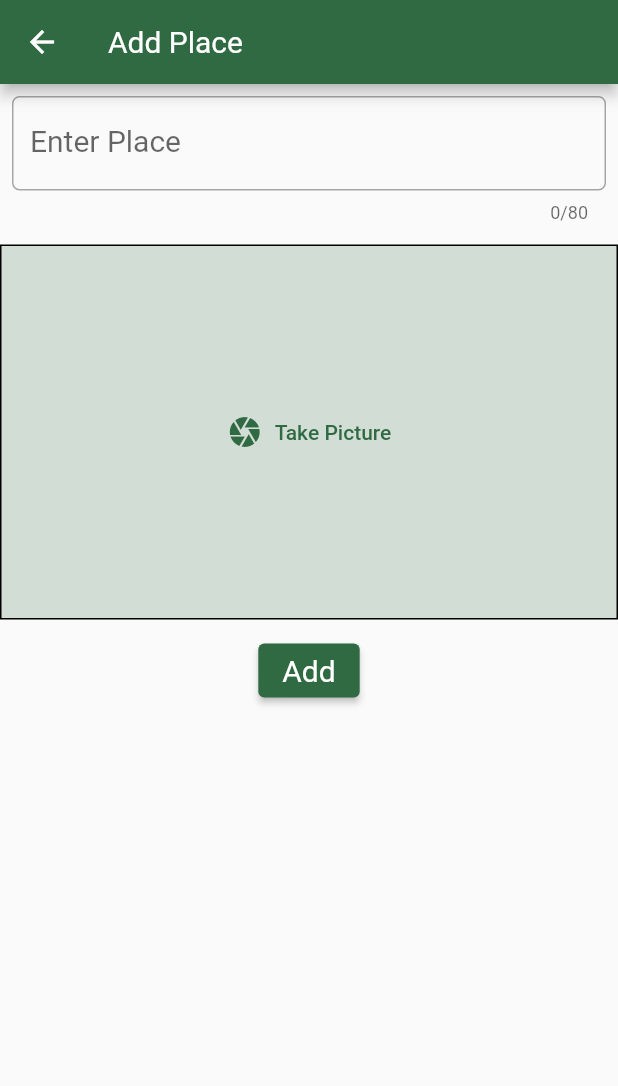
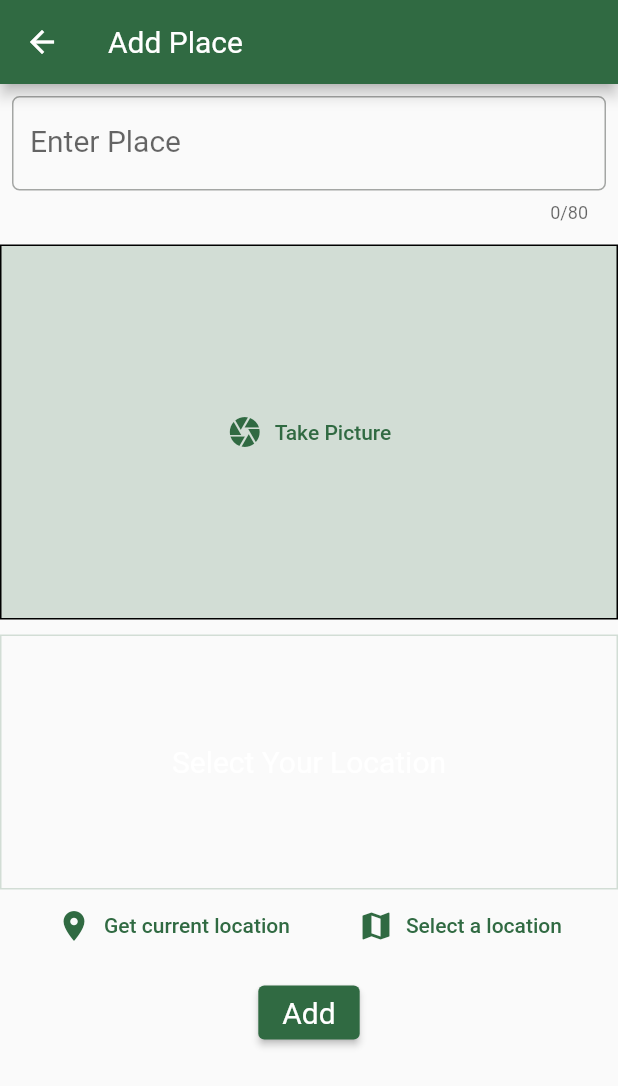
Before and after one commit to Shivangm9669/Favourite_place, a Flutter app: the screen it shows after launch, after a tap on the "add" icon, on a phone screen of 412 x 824 dp. Shown: the top 1086 px of the screen. Run offline on Flutter 3.47's test engine with Material 3 defaults, Android fonts, the phone set to English and light mode, and no system bars; our stand-ins replace flutter_riverpod, image_picker, location.

Commit message:
second commit

```diff
--- a/lib/main.dart
+++ b/lib/main.dart
@@ -1,5 +1,6 @@
 import 'package:flutter/material.dart';
 import 'package:flutter_riverpod/flutter_riverpod.dart';
+
 
 import 'package:favourite_place/screens/landing_page.dart';
 
--- a/lib/model/place.dart
+++ b/lib/model/place.dart
@@ -4,10 +4,24 @@ import 'package:uuid/uuid.dart';
 
 const uuid = Uuid();
 
+class PlaceLocation {
+  const PlaceLocation(
+      {required this.latitude, required this.longitude, required this.address});
+
+  final double latitude;
+  final double longitude;
+  final String address;
+}
+
 class Places {
-  Places({required this.title , required this.image}) : id = uuid.v4();
+  Places({
+    required this.title,
+    required this.image,
+    // required this.location
+  }) : id = uuid.v4();
 
   final String id;
   final String title;
   final File image;
+  // final PlaceLocation location;
 }
--- a/lib/screens/add_place.dart
+++ b/lib/screens/add_place.dart
@@ -1,4 +1,7 @@
+import 'dart:io';
+
 import 'package:favourite_place/provider/user_places.dart';
+import 'package:favourite_place/widget/location_input.dart';
 import 'package:favourite_place/widget/place_photo.dart';
 import 'package:flutter/material.dart';
 import 'package:flutter_riverpod/flutter_riverpod.dart';
@@ -12,6 +15,8 @@ class AddPlaces extends ConsumerStatefulWidget {
 
 class _AddPlacesState extends ConsumerState<AddPlaces> {
   final TextEditingController _place = TextEditingController();
+
+  File? _selectedImage;
 
   @override
   void initState() {
@@ -27,10 +32,12 @@ class _AddPlacesState extends ConsumerState<AddPlaces> {
 
   void savePlace() {
     final enteredTitle = _place.text;
-    if (enteredTitle.isEmpty) {
+    if (enteredTitle.isEmpty || _selectedImage == null) {
       return;
     }
-    ref.read(userPlaceProvider.notifier).addPlace(enteredTitle);
+    ref
+        .read(userPlaceProvider.notifier)
+        .addPlace(enteredTitle, _selectedImage!);
     Navigator.pop(context);
   }
 
@@ -61,7 +68,13 @@ class _AddPlacesState extends ConsumerState<AddPlaces> {
             ),
           ),
           const SizedBox(height: 6),
-          const CaptureImage(),
+          CaptureImage(
+            onPickImage: (image) {
+              _selectedImage = image;
+            },
+          ),
+          const SizedBox(height: 10),
+          LocationInput(),
           const SizedBox(height: 10),
           Row(
             mainAxisAlignment: MainAxisAlignment.center,
--- a/lib/screens/landing_page.dart
+++ b/lib/screens/landing_page.dart
@@ -26,7 +26,10 @@ class HomePage extends ConsumerWidget {
           style: Theme.of(context).textTheme.titleLarge,
         ),
       ),
-      body: PlaceList(places: userPlaces),
+      body: Padding(
+        padding: const EdgeInsets.all(8.0),
+        child: PlaceList(places: userPlaces),
+      ),
     );
   }
 }
--- a/lib/widget/list_of_place.dart
+++ b/lib/widget/list_of_place.dart
@@ -19,6 +19,10 @@ class PlaceList extends StatelessWidget {
       detailofScreen = ListView.builder(
         itemCount: places.length,
         itemBuilder: (ctx, index) => ListTile(
+          leading: CircleAvatar(
+            radius: 26,
+            backgroundImage: FileImage(places[index].image),
+          ),
           title: Text(
             places[index].title,
             style: TextStyle(
--- /dev/null
+++ b/lib/widget/location_input.dart
@@ -0,0 +1,135 @@
+import 'dart:convert';
+
+import 'package:flutter/material.dart';
+import 'package:http/http.dart' as http;
+
+import 'package:favourite_place/model/place.dart';
+import 'package:location/location.dart';
+
+class LocationInput extends StatefulWidget {
+  const LocationInput({super.key});
+
+  @override
+  State<LocationInput> createState() => _LocationInputtState();
+}
+
+class _LocationInputtState extends State<LocationInput> {
+  var _isGettiingLocation = false;
+  PlaceLocation? _pickedLocation;
+
+  String get locationImage {
+    if (_pickedLocation == null) {
+      return '';
+    }
+    final lat = -_pickedLocation!.latitude;
+    final lng = -_pickedLocation!.longitude;
+    return "https://maps.googleapis.com/maps/api/staticmap?center=$lat,$lng=&zoom=16&size=600x300&maptype=roadmap&markers=color:red%7Clabel:A%7C$lat,$lng&key=AIzaSyB40iXZoITsTfIMLknC1vMR9JbQiP_iTe4";
+  }
+
+  void currentLocation() async {
+    Location location = Location();
+
+    bool serviceEnabled;
+    PermissionStatus permissionGranted;
+    LocationData locationData;
+
+    serviceEnabled = await location.serviceEnabled();
+    if (!serviceEnabled) {
+      serviceEnabled = await location.requestService();
+      if (!serviceEnabled) {
+        return;
+      }
+    }
+
+    permissionGranted = await location.hasPermission();
+    if (permissionGranted == PermissionStatus.denied) {
+      permissionGranted = await location.requestPermission();
+      if (permissionGranted != PermissionStatus.granted) {
+        return;
+      }
+    }
+
+    setState(() {
+      _isGettiingLocation = true;
+    });
+    locationData = await location.getLocation();
+
+    final lat = locationData.latitude;
+    final lng = locationData.longitude;
+
+    print(lng);
+    print(lat);
+
+    if (lat == null || lng == null) {
+      return;
+    }
+    final url = Uri.parse(
+        'https://maps.googleapis.com/maps/api/geocode/json?latlng=$lat,$lng&key=AIzaSyB40iXZoITsTfIMLknC1vMR9JbQiP_iTe4');
+
+    final response = await http.get(url);
+
+    final resData = json.decode(response.body);
+
+    final address = resData['results'][0]['formatted_address'];
+
+    setState(() {
+      _pickedLocation = PlaceLocation(
+        latitude: lat,
+        longitude: lng,
+        address: address,
+      );
+      _isGettiingLocation = false;
+    });
+  }
+
+  @override
+  Widget build(BuildContext context) {
+    Widget previewWidget = Text(
+      "Select Your Location",
+      textAlign: TextAlign.center,
+      style: Theme.of(context).textTheme.titleMedium,
+    );
+    if (_pickedLocation != null) {
+      previewWidget = Image.network(
+        locationImage,
+        fit: BoxFit.cover,
+        width: double.infinity,
+        height: double.infinity,
+      );
+    }
+
+    if (_isGettiingLocation) {
+      previewWidget = const CircularProgressIndicator();
+    }
+    return Column(
+      children: [
+        Container(
+            height: 170,
+            width: double.infinity,
+            alignment: Alignment.center,
+            decoration: BoxDecoration(
+              border: Border.all(
+                width: 1,
+                color: Theme.of(context).colorScheme.primary.withOpacity(0.2),
+              ),
+            ),
+            child: previewWidget),
+        Row(
+          mainAxisAlignment: MainAxisAlignment.spaceEvenly,
+          children: [
+            TextButton.icon(
+              onPressed: currentLocation,
+              icon: const Icon(Icons.location_on),
+              label: const Text("Get current location"),
+            ),
+            TextButton.icon(
+              onPressed: () {},
+              icon: const Icon(Icons.map),
+              label: const Text("Select a location"),
+            ),
+          ],
+        )
+      ],
+    );
+  }
+}
--- a/lib/widget/place_photo.dart
+++ b/lib/widget/place_photo.dart
@@ -4,7 +4,9 @@ import 'package:flutter/material.dart';
 import 'package:image_picker/image_picker.dart';
 
 class CaptureImage extends StatefulWidget {
-  const CaptureImage({super.key});
+  const CaptureImage({super.key, required this.onPickImage});
+
+  final void Function(File image) onPickImage;
 
   @override
   State<CaptureImage> createState() => _PhotoCaptureState();
@@ -25,6 +27,7 @@ class _PhotoCaptureState extends State<CaptureImage> {
     setState(() {
       _selectedImage = File(pickedImage.path);
     });
+    widget.onPickImage(_selectedImage!);
   }
 
   @override
--- a/pubspec.yaml
+++ b/pubspec.yaml
@@ -39,6 +39,8 @@ dependencies:
   uuid: ^4.4.2
   flutter_riverpod: ^2.5.1
   image_picker: ^1.1.2
+  location: ^6.0.2
+  http: ^1.2.2
 
 dev_dependencies:
   flutter_test:
```
Also changed, not shown: pubspec.lock, 4 other files.
